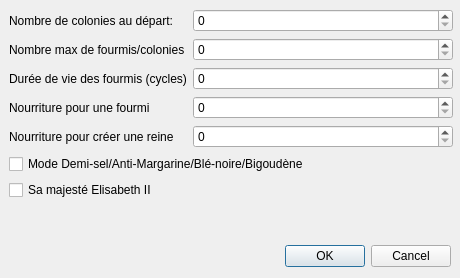
First picture: the form in Ant/settings.ui, repository nealith/Ant, before the edit.
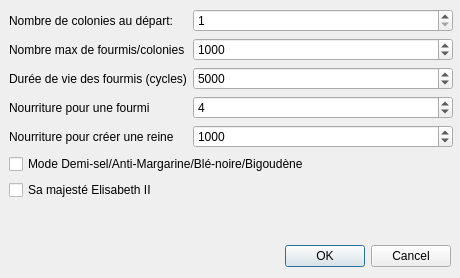
Second picture: the form after the edit.

Commit message: Link settings ui with simulation

Diff of the .ui file:
```diff
--- a/Ant/settings.ui
+++ b/Ant/settings.ui
@@ -54,7 +54,14 @@
      </widget>
     </item>
     <item row="0" column="1">
-     <widget class="QSpinBox" name="antHillSpinBox"/>
+     <widget class="QSpinBox" name="antHillSpinBox">
+      <property name="minimum">
+       <number>1</number>
+      </property>
+      <property name="maximum">
+       <number>10</number>
+      </property>
+     </widget>
     </item>
     <item row="1" column="0">
      <widget class="QLabel" name="label_2">
@@ -64,7 +71,17 @@
      </widget>
     </item>
     <item row="1" column="1">
-     <widget class="QSpinBox" name="maxAntSpinBox"/>
+     <widget class="QSpinBox" name="maxAntSpinBox">
+      <property name="minimum">
+       <number>500</number>
+      </property>
+      <property name="maximum">
+       <number>3000</number>
+      </property>
+      <property name="value">
+       <number>1000</number>
+      </property>
+     </widget>
     </item>
     <item row="3" column="0">
      <widget class="QLabel" name="label_3">
@@ -74,7 +91,17 @@
      </widget>
     </item>
     <item row="3" column="1">
-     <widget class="QSpinBox" name="foodForAntSpinBox"/>
+     <widget class="QSpinBox" name="foodForAntSpinBox">
+      <property name="minimum">
+       <number>1</number>
+      </property>
+      <property name="maximum">
+       <number>50</number>
+      </property>
+      <property name="value">
+       <number>4</number>
+      </property>
+     </widget>
     </item>
     <item row="2" column="0">
      <widget class="QLabel" name="label_4">
@@ -84,7 +111,17 @@
      </widget>
     </item>
     <item row="2" column="1">
-     <widget class="QSpinBox" name="lifeDurationSpinBox"/>
+     <widget class="QSpinBox" name="lifeDurationSpinBox">
+      <property name="minimum">
+       <number>1000</number>
+      </property>
+      <property name="maximum">
+       <number>10000</number>
+      </property>
+      <property name="value">
+       <number>5000</number>
+      </property>
+     </widget>
     </item>
     <item row="4" column="0">
      <widget class="QLabel" name="label_5">
@@ -94,7 +131,17 @@
      </widget>
     </item>
     <item row="4" column="1">
-     <widget class="QSpinBox" name="foodPerQueenSpinBox"/>
+     <widget class="QSpinBox" name="foodPerQueenSpinBox">
+      <property name="minimum">
+       <number>100</number>
+      </property>
+      <property name="maximum">
+       <number>3000</number>
+      </property>
+      <property name="value">
+       <number>1000</number>
+      </property>
+     </widget>
     </item>
     <item row="6" column="0" colspan="2">
      <widget class="QCheckBox" name="englishEasterEggChkBox">
```
The commit also changes 5 other files.
